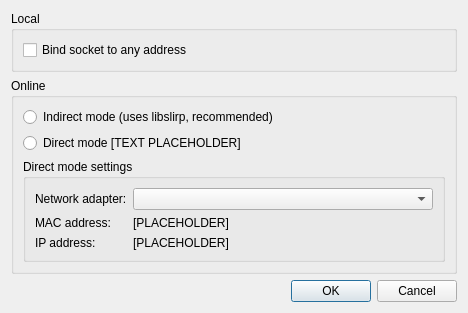
Old version of the form src/frontend/qt_sdl/WifiSettingsDialog.ui in the repository openpak/melonds.
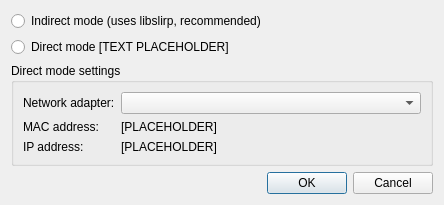
New version of the form.

Commit message: more UI work, make things somewhat less shitty

The edit to the form file:
```diff
--- a/src/frontend/qt_sdl/WifiSettingsDialog.ui
+++ b/src/frontend/qt_sdl/WifiSettingsDialog.ui
@@ -7,7 +7,7 @@
     <x>0</x>
     <y>0</y>
     <width>572</width>
-    <height>273</height>
+    <height>184</height>
    </rect>
   </property>
   <property name="sizePolicy">
@@ -24,31 +24,26 @@
     <enum>QLayout::SetFixedSize</enum>
    </property>
    <item>
-    <widget class="QGroupBox" name="groupBox">
-     <property name="title">
-      <string>Local</string>
-     </property>
-     <layout class="QGridLayout" name="gridLayout">
-      <item row="0" column="0">
-       <widget class="QCheckBox" name="cbBindAnyAddr">
+    <widget class="QRadioButton" name="rbIndirectMode">
         <property name="whatsThis">
          <string>&lt;html&gt;&lt;head/&gt;&lt;body&gt;&lt;p&gt;Enabling this allows (theoretically) playing local multiplayer games over a local network. It may or may not help make for a better connection in general.&lt;/p&gt;&lt;/body&gt;&lt;/html&gt;</string>
         </property>
         <property name="text">
-         <string>Bind socket to any address</string>
+      <string>Indirect mode (uses libslirp, recommended)</string>
         </property>
        </widget>
       </item>
-     </layout>
+   <item>
+    <widget class="QRadioButton" name="rbDirectMode">
+     <property name="whatsThis">
+      <string>&lt;html&gt;&lt;head/&gt;&lt;body&gt;&lt;p&gt;Direct mode directly routes network traffic to the host network. It is the most reliable, but requires an ethernet connection.&lt;/p&gt;&lt;p&gt;&lt;br/&gt;&lt;/p&gt;&lt;p&gt;Non-direct mode uses a layer of emulation to get around this, but is more prone to problems.&lt;/p&gt;&lt;/body&gt;&lt;/html&gt;</string>
+     </property>
+     <property name="text">
+      <string>Direct mode [TEXT PLACEHOLDER]</string>
+     </property>
     </widget>
    </item>
    <item>
-    <widget class="QGroupBox" name="groupBox_2">
-     <property name="title">
-      <string>Online</string>
-     </property>
-     <layout class="QGridLayout" name="gridLayout_2">
-      <item row="3" column="0" rowspan="3" colspan="2">
        <widget class="QGroupBox" name="groupBox_3">
         <property name="title">
          <string>Direct mode settings</string>
@@ -105,29 +100,6 @@
           <widget class="QLabel" name="lblAdapterIP">
            <property name="text">
             <string>[PLACEHOLDER]</string>
-           </property>
-          </widget>
-         </item>
-        </layout>
-       </widget>
-      </item>
-      <item row="1" column="0">
-       <widget class="QRadioButton" name="rbIndirectMode">
-        <property name="whatsThis">
-         <string>&lt;html&gt;&lt;head/&gt;&lt;body&gt;&lt;p&gt;Indirect mode uses libslirp. It requires no extra setup and is easy to use.&lt;/p&gt;&lt;/body&gt;&lt;/html&gt;</string>
-        </property>
-        <property name="text">
-         <string>Indirect mode (uses libslirp, recommended)</string>
-        </property>
-       </widget>
-      </item>
-      <item row="2" column="0">
-       <widget class="QRadioButton" name="rbDirectMode">
-        <property name="whatsThis">
-         <string>&lt;html&gt;&lt;head/&gt;&lt;body&gt;&lt;p&gt;Direct mode directly routes network traffic to the host network. It is the most reliable, but requires an ethernet connection.&lt;/p&gt;&lt;p&gt;&lt;br/&gt;&lt;/p&gt;&lt;p&gt;Non-direct mode uses a layer of emulation to get around this, but is more prone to problems.&lt;/p&gt;&lt;/body&gt;&lt;/html&gt;</string>
-        </property>
-        <property name="text">
-         <string>Direct mode [TEXT PLACEHOLDER]</string>
         </property>
        </widget>
       </item>
```
Left out of the diff: 2 changed lines with no effect on the pictures. Lines whose indentation alone changed are shown as unchanged. The commit also changes 5 other files.
